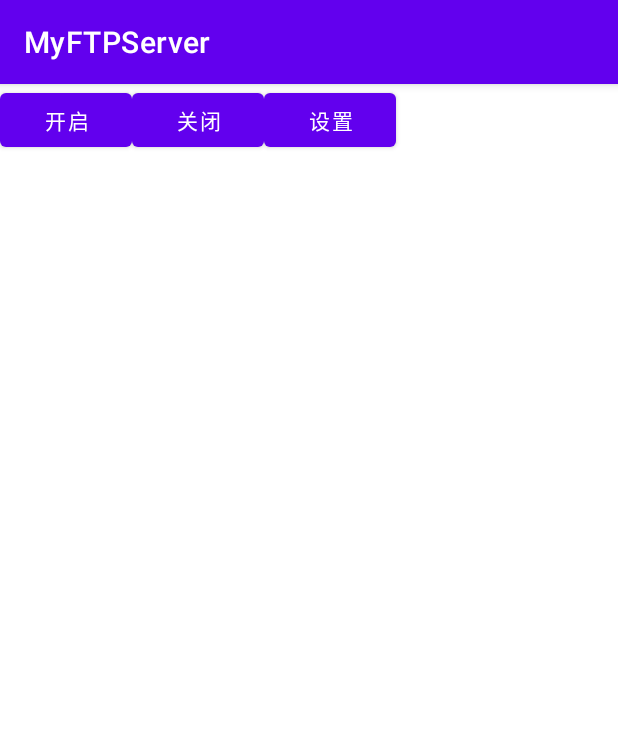
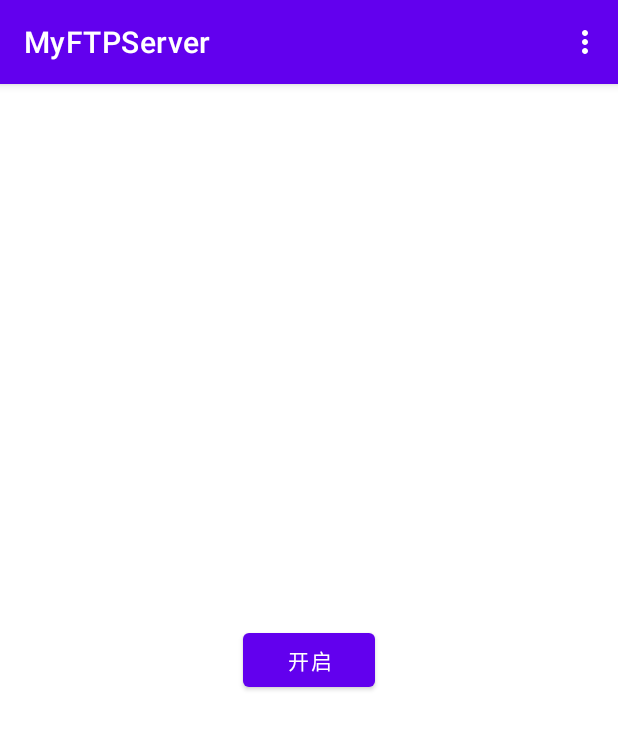
Before and after one commit to panmeibing/ftpserver, an Android app: the screen it shows after launch (MainActivity), after a tap on "关闭", on a phone screen of 412 x 824 dp. Shown: the top 729 px of the screen. Run offline under Robolectric (Android 15) with nearby library versions, the phone set to English and light mode, and no system bars; libraries missing offline, so code that uses them is left out: org.apache.ftpserver; 1 statement that could not run was skipped; 1 other tap on this screen came first.

```diff
--- a/app/src/main/java/com/example/myftpserver/MainActivity.java
+++ b/app/src/main/java/com/example/myftpserver/MainActivity.java
@@ -18,6 +18,8 @@ import android.net.wifi.WifiManager;
 import android.os.Bundle;
 import android.os.Environment;
 import android.util.Log;
+import android.view.Menu;
+import android.view.MenuItem;
 import android.view.View;
 import android.widget.Button;
 import android.widget.Toast;
@@ -41,19 +43,16 @@ import java.util.List;
 
 public class MainActivity extends AppCompatActivity implements View.OnClickListener {
     private FtpServer ftpServer;
-    private Button btnStart, btnStop, btnSetting;
+    private boolean isStartFtp = false;
+    private Button btnSwitch;
 
     @Override
     protected void onCreate(Bundle savedInstanceState) {
         super.onCreate(savedInstanceState);
         setContentView(R.layout.activity_main);
 
-        btnStart = findViewById(R.id.btnStart);
-        btnStop = findViewById(R.id.btnStop);
-        btnSetting = findViewById(R.id.btnSetting);
-        btnStart.setOnClickListener(this);
-        btnStop.setOnClickListener(this);
-        btnSetting.setOnClickListener(this);
+        btnSwitch = findViewById(R.id.btnSwitch);
+        btnSwitch.setOnClickListener(this);
         requestPermissionSingle();
     }
 
@@ -152,7 +151,7 @@ public class MainActivity extends AppCompatActivity implements View.OnClickListe
             Toast.makeText(getApplicationContext(), "开启FTPServer成功", Toast.LENGTH_SHORT).show();
         } catch (Exception e) {
             e.printStackTrace();
-            Toast.makeText(getApplicationContext(), "start ftp server failed", Toast.LENGTH_SHORT).show();
+            Toast.makeText(getApplicationContext(), "开启FTPServer失败", Toast.LENGTH_SHORT).show();
         }
 
     }
@@ -165,26 +164,60 @@ public class MainActivity extends AppCompatActivity implements View.OnClickListe
                 Toast.makeText(getApplicationContext(), "已关闭FTP服务", Toast.LENGTH_SHORT).show();
                 Log.d("stopFtpServer", "ftpServer stop successful");
             } else {
-                Log.d("stopFtpServer", "ftpServer already stopped");
+                Log.e("stopFtpServer", "ftpServer already stopped");
             }
         } catch (Exception e) {
             e.printStackTrace();
-            Log.d("stopFtpServer", "ftpServer stop error");
+            Log.e("stopFtpServer", "ftpServer stop error");
+            Toast.makeText(getApplicationContext(), "关闭FTP服务错误", Toast.LENGTH_SHORT).show();
+        }
+    }
+
+    // 菜单
+    @Override
+    public boolean onCreateOptionsMenu(Menu menu) {
+        getMenuInflater().inflate(R.menu.main, menu);
+        return true;
+    }
+
+    @Override
+    public boolean onOptionsItemSelected(@NonNull MenuItem item) {
+        int itemId = item.getItemId();
+        if (itemId == R.id.menuSetting) {
+            Intent intent = new Intent(MainActivity.this, SettingsActivity.class);
+            startActivity(intent);
+            return true;
+        } else if (itemId == R.id.menuAbout) {
+            Intent intent = new Intent(MainActivity.this, AboutActivity.class);
+            startActivity(intent);
+            return true;
+        }
+        return super.onOptionsItemSelected(item);
+    }
+
+    @Override
+    protected void onDestroy() {
+        super.onDestroy();
+        if (null != ftpServer) {
+            ftpServer.stop();
+            ftpServer = null;
         }
     }
 
     @Override
     public void onClick(View v) {
         int id = v.getId();
-        if (id == R.id.btnStart) {
-            Log.d("onClick", "btnStart");
-            startFtpServer();
-        } else if (id == R.id.btnStop) {
-            Log.d("onClick", "btnStop");
-            stopFtpServer();
-        } else if (id == R.id.btnSetting) {
-            Intent intent = new Intent(MainActivity.this, SettingsActivity.class);
-            startActivity(intent);
+        if (id == R.id.btnSwitch) {
+            if (isStartFtp) {
+                stopFtpServer();
+                isStartFtp = false;
+                btnSwitch.setText("开启");
+            } else {
+                startFtpServer();
+                isStartFtp = true;
+                btnSwitch.setText("关闭");
+            }
+
         }
     }
 
@@ -214,16 +247,13 @@ public class MainActivity extends AppCompatActivity implements View.OnClickListe
                 return intIP2StringIP(wifiInfo.getIpAddress());
             }
         } else {
-            //当前无网络连接,请在设置中打开网络
-            Log.e("getIPAddress", "当前无网络连接,请在设置中打开网络");
+            Log.e("getIPAddress", "当前网络不可用,请先连接网络");
+            Toast.makeText(context.getApplicationContext(), "当前网络不可用,请先连接网络", Toast.LENGTH_SHORT).show();
         }
         return null;
     }
 
     public static String intIP2StringIP(int ip) {
-        return (ip & 0xFF) + "." +
-                ((ip >> 8) & 0xFF) + "." +
-                ((ip >> 16) & 0xFF) + "." +
-                (ip >> 24 & 0xFF);
+        return (ip & 0xFF) + "." + ((ip >> 8) & 0xFF) + "." + ((ip >> 16) & 0xFF) + "." + (ip >> 24 & 0xFF);
     }
 }
--- a/app/src/main/res/layout/activity_main.xml
+++ b/app/src/main/res/layout/activity_main.xml
@@ -1,23 +1,12 @@
 <?xml version="1.0" encoding="utf-8"?>
 <LinearLayout xmlns:android="http://schemas.android.com/apk/res/android"
     android:layout_width="match_parent"
-    android:layout_height="match_parent">
+    android:layout_height="match_parent"
+    android:gravity="center">
 
     <Button
-        android:id="@+id/btnStart"
+        android:id="@+id/btnSwitch"
         android:layout_width="wrap_content"
         android:layout_height="wrap_content"
         android:text="开启" />
-
-    <Button
-        android:id="@+id/btnStop"
-        android:layout_width="wrap_content"
-        android:layout_height="wrap_content"
-        android:text="关闭" />
-
-    <Button
-        android:id="@+id/btnSetting"
-        android:layout_width="wrap_content"
-        android:layout_height="wrap_content"
-        android:text="设置" />
 </LinearLayout>
--- /dev/null
+++ b/app/src/main/res/menu/main.xml
@@ -0,0 +1,14 @@
+<menu xmlns:android="http://schemas.android.com/apk/res/android"
+    xmlns:app="http://schemas.android.com/apk/res-auto"
+    xmlns:tools="http://schemas.android.com/tools">
+    <item
+        android:id="@+id/menuSetting"
+        android:orderInCategory="100"
+        android:title="设置"
+        app:showAsAction="never" />
+    <item
+        android:id="@+id/menuAbout"
+        android:orderInCategory="100"
+        android:title="关于"
+        app:showAsAction="never" />
+</menu>
```
Also changed, not shown: app/src/main/AndroidManifest.xml (+6 -3 lines), app/src/main/java/com/example/myftpserver/AboutActivity.java (added, +14 -0 lines), app/src/main/res/layout/activity_about.xml (added, +9 -0 lines).
